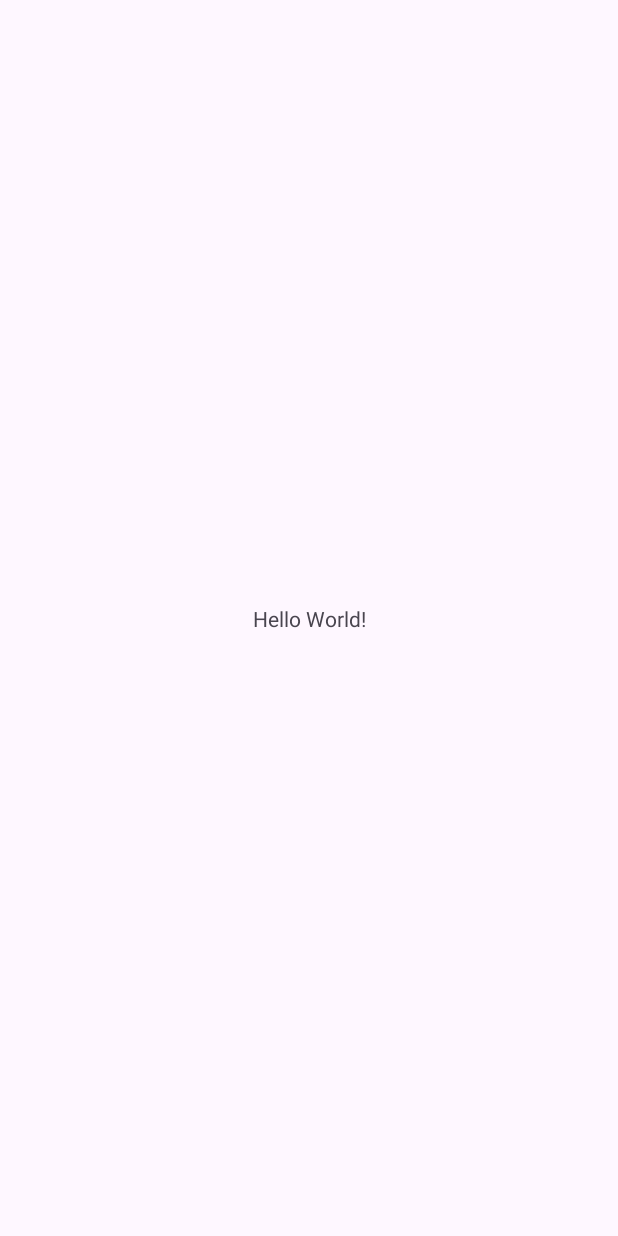
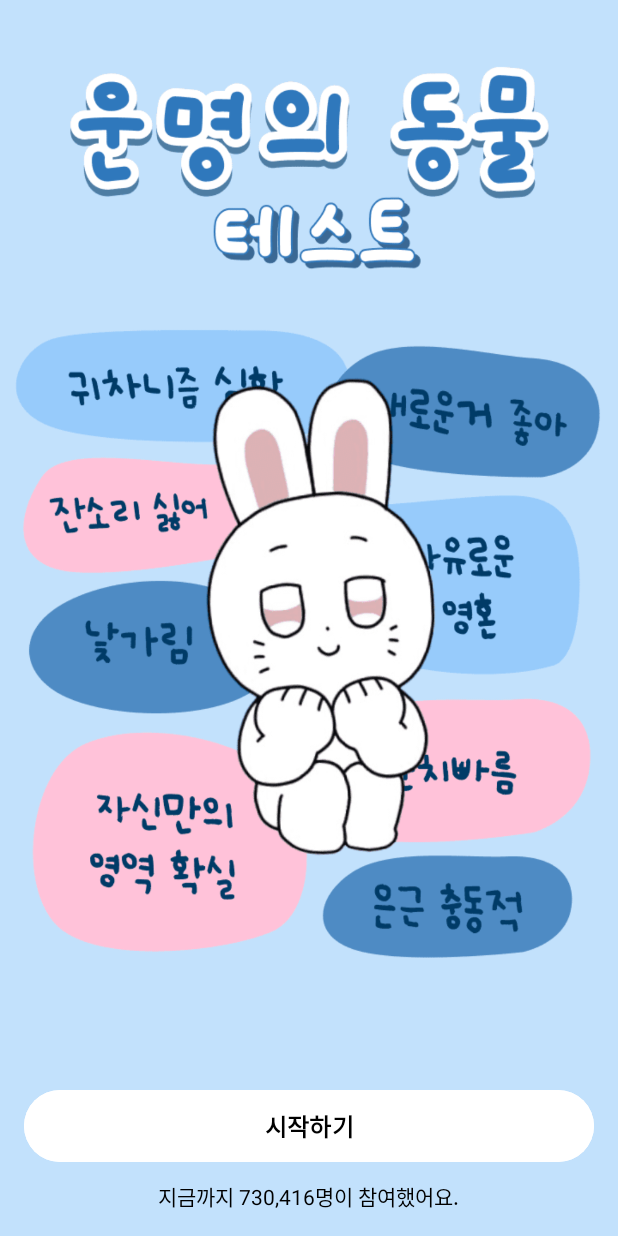
Before and after one commit to jinii9/7_androidStudio_project, an Android app: the screen it shows after launch (MainActivity), on a phone screen of 412 x 824 dp. Before the commit the screen is almost empty. Run offline under Robolectric (Android 15) with nearby library versions, the phone set to English and light mode, and no system bars.

Commit message:
feat: 메인 페이지 레이아웃 구현

```diff
--- a/app/src/main/java/com/zoonmy/animalmbtiapp/MainActivity.kt
+++ b/app/src/main/java/com/zoonmy/animalmbtiapp/MainActivity.kt
@@ -1,6 +1,7 @@
 package com.zoonmy.animalmbtiapp
 
 import android.os.Bundle
+import android.widget.Button
 import androidx.activity.enableEdgeToEdge
 import androidx.appcompat.app.AppCompatActivity
 import androidx.core.view.ViewCompat
@@ -11,10 +12,11 @@ class MainActivity : AppCompatActivity() {
         super.onCreate(savedInstanceState)
         enableEdgeToEdge()
         setContentView(R.layout.activity_main)
-        ViewCompat.setOnApplyWindowInsetsListener(findViewById(R.id.main)) { v, insets ->
-            val systemBars = insets.getInsets(WindowInsetsCompat.Type.systemBars())
-            v.setPadding(systemBars.left, systemBars.top, systemBars.right, systemBars.bottom)
-            insets
+
+        val startButton = findViewById<Button>(R.id.startButton)
+
+        startButton.setOnClickListener {
+
         }
     }
 }
--- a/app/src/main/res/layout/activity_main.xml
+++ b/app/src/main/res/layout/activity_main.xml
@@ -1,19 +1,46 @@
 <?xml version="1.0" encoding="utf-8"?>
-<androidx.constraintlayout.widget.ConstraintLayout xmlns:android="http://schemas.android.com/apk/res/android"
-    xmlns:app="http://schemas.android.com/apk/res-auto"
-    xmlns:tools="http://schemas.android.com/tools"
-    android:id="@+id/main"
+<FrameLayout xmlns:android="http://schemas.android.com/apk/res/android"
     android:layout_width="match_parent"
-    android:layout_height="match_parent"
-    tools:context=".MainActivity">
+    android:layout_height="match_parent">
 
-    <TextView
-        android:layout_width="wrap_content"
+    <!-- 배경 이미지 -->
+    <ImageView
+        android:id="@+id/mainImageView"
+        android:layout_width="match_parent"
+        android:layout_height="match_parent"
+        android:scaleType="fitXY"
+        android:src="@drawable/test_main" />
+
+    <!-- 하단 버튼과 텍스트 -->
+    <LinearLayout
+        android:layout_width="match_parent"
         android:layout_height="wrap_content"
-        android:text="Hello World!"
-        app:layout_constraintBottom_toBottomOf="parent"
-        app:layout_constraintEnd_toEndOf="parent"
-        app:layout_constraintStart_toStartOf="parent"
-        app:layout_constraintTop_toTopOf="parent" />
+        android:layout_gravity="bottom"
+        android:gravity="center"
+        android:orientation="vertical"
+        android:padding="16dp">
 
-</androidx.constraintlayout.widget.ConstraintLayout>
+        <!-- 버튼 -->
+        <Button
+            android:id="@+id/startButton"
+            android:layout_width="match_parent"
+            android:layout_height="wrap_content"
+            android:layout_marginBottom="8dp"
+            android:backgroundTint="#FFFFFF"
+            android:padding="12dp"
+            android:text="시작하기"
+            android:textColor="#000000"
+            android:textSize="16sp"
+            android:textStyle="bold" />
+
+        <!-- 하단 텍스트 -->
+        <TextView
+            android:id="@+id/participantText"
+            android:layout_width="wrap_content"
+            android:layout_height="wrap_content"
+            android:gravity="center"
+            android:text="지금까지 730,416명이 참여했어요."
+            android:textColor="#000000"
+            android:textSize="14sp" />
+    </LinearLayout>
+</FrameLayout>
```
Also changed, not shown: app/src/main/res/drawable/test_main.png (renamed from app/src/main/res/drawable/운명의 동물 테스트.png), app/src/main/res/drawable/곰도리.png (deleted), app/src/main/res/drawable/기대하는 토깽.png (deleted), app/src/main/res/drawable/날아라 하늘다람쥐.png (deleted), app/src/main/res/drawable/다람지.png (deleted), app/src/main/res/drawable/댕댕이.png (deleted), app/src/main/res/drawable/마이웨이 고먀미.png (deleted), app/src/main/res/drawable/뽀족한 고슴도치.png (deleted), app/src/main/res/drawable/사랑스런 핑크곰.png (deleted), app/src/main/res/drawable/소심한 고영이.png (deleted), app/src/main/res/drawable/스껄한 여우.png (deleted), app/src/main/res/drawable/시고르자브종.png (deleted), app/src/main/res/drawable/시크한 여우.png (deleted), app/src/main/res/drawable/인싸 너구리.png (deleted), 3 more files.
